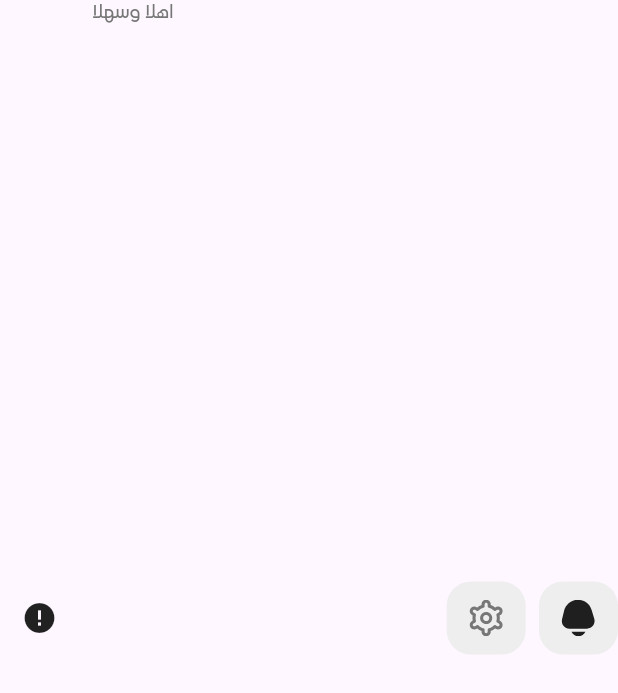
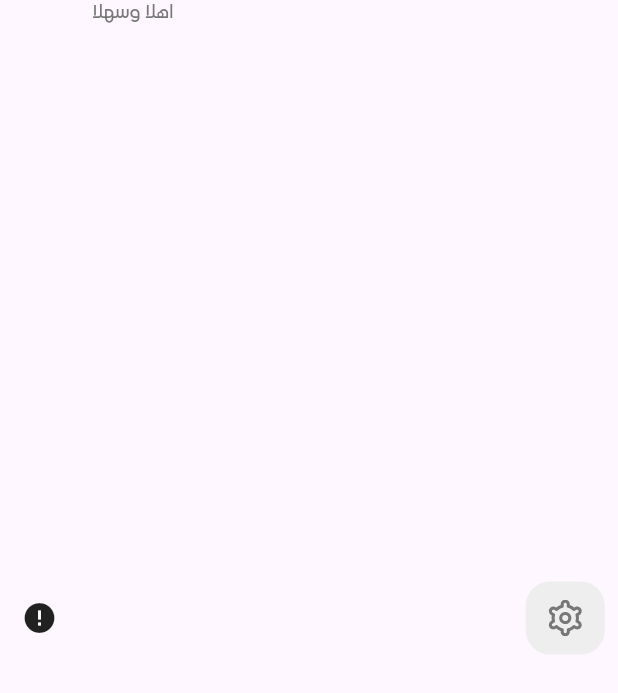
Before and after one commit to AbdoOo20/Sulah-Store, a Flutter app: the AppBarHome widget shown alone on an empty page, opened directly, on a phone screen of 412 x 824 dp. Shown: the top 693 px of the screen. Run offline on Flutter 3.47's test engine with Material 3 defaults, Android fonts, the light colour scheme and no system bars; drawn by our look-alikes of cached_network_image; our stand-ins replace connectivity_plus, country_code_picker, dio, dropdown_button2, easy_localization, flutter_rating_bar and 17 more; accounts and stored records are empty; network calls fail.

Commit message:
app name

```diff
--- a/lib/presentation/screens/home/home_sereen/widgets/app_bar_home.dart
+++ b/lib/presentation/screens/home/home_sereen/widgets/app_bar_home.dart
@@ -80,57 +80,57 @@ class _AppBarHomeState extends State<AppBarHome> {
                         ),
                       ),
                     ),
-                    SizedBox(width: 8.w),
-                    InkWell(
-                      onTap: () {
-                        // push(const Notifications());
-                      },
-                      child: Stack(
-                        children: <Widget>[
-                          Container(
-                            width: (48.w),
-                            height: (48.h),
-                            decoration: BoxDecoration(
-                                borderRadius: BorderRadius.circular(16.r),
-                                color: AppColors.grayLite),
-                            child: Center(
-                              child: SVGIcon(
-                                Assets.bell,
-                                width: (24.w),
-                                height: (24.h),
-                              ),
-                            ),
-                          ),
-                          // data.homeModel?.data?.notificationCount != null ||
-                          //         data.homeModel?.data?.notificationCount != 0
-                          //     ? SizedBox():
-                          // Positioned(
-                          //         top: 5,
-                          //         right: 5,
-                          //         child: Container(
-                          //           padding: const EdgeInsets.all(2),
-                          //           decoration: BoxDecoration(
-                          //             borderRadius:
-                          //                 BorderRadius.circular(100.r),
-                          //             border: Border.all(
-                          //                 width: .8.w,
-                          //                 color: AppColors.grayLite),
-                          //             color: AppColors.main,
-                          //           ),
-                          //           child: Center(
-                          //             child: Text(
-                          //               // data.homeModel?.data?.notificationCount.toString() ?? '',
-                          //               '2',
-                          //               style: TextStyles()
-                          //                   .getTitleStyle(fontSize: 9.sp)
-                          //                   .customColor(AppColors.white),
-                          //             ),
-                          //           ),
-                          //         ),
-                          //       )
-                        ],
-                      ),
-                    ),
+                    SizedBox(width: 8.w)
+                    // InkWell(
+                    //   onTap: () {
+                    //     // push(const Notifications());
+                    //   },
+                    //   child: Stack(
+                    //     children: <Widget>[
+                    //       Container(
+                    //         width: (48.w),
+                    //         height: (48.h),
+                    //         decoration: BoxDecoration(
+                    //             borderRadius: BorderRadius.circular(16.r),
+                    //             color: AppColors.grayLite),
+                    //         child: Center(
+                    //           child: SVGIcon(
+                    //             Assets.bell,
+                    //             width: (24.w),
+                    //             height: (24.h),
+                    //           ),
+                    //         ),
+                    //       ),
+                    //       // data.homeModel?.data?.notificationCount != null ||
+                    //       //         data.homeModel?.data?.notificationCount != 0
+                    //       //     ? SizedBox():
+                    //       // Positioned(
+                    //       //         top: 5,
+                    //       //         right: 5,
+                    //       //         child: Container(
+                    //       //           padding: const EdgeInsets.all(2),
+                    //       //           decoration: BoxDecoration(
+                    //       //             borderRadius:
+                    //       //                 BorderRadius.circular(100.r),
+                    //       //             border: Border.all(
+                    //       //                 width: .8.w,
+                    //       //                 color: AppColors.grayLite),
+                    //       //             color: AppColors.main,
+                    //       //           ),
+                    //       //           child: Center(
+                    //       //             child: Text(
+                    //       //               // data.homeModel?.data?.notificationCount.toString() ?? '',
+                    //       //               '2',
+                    //       //               style: TextStyles()
+                    //       //                   .getTitleStyle(fontSize: 9.sp)
+                    //       //                   .customColor(AppColors.white),
+                    //       //             ),
+                    //       //           ),
+                    //       //         ),
+                    //       //       )
+                    //     ],
+                    //   ),
+                    // ),
                   ],
                 ),
               ],
```
